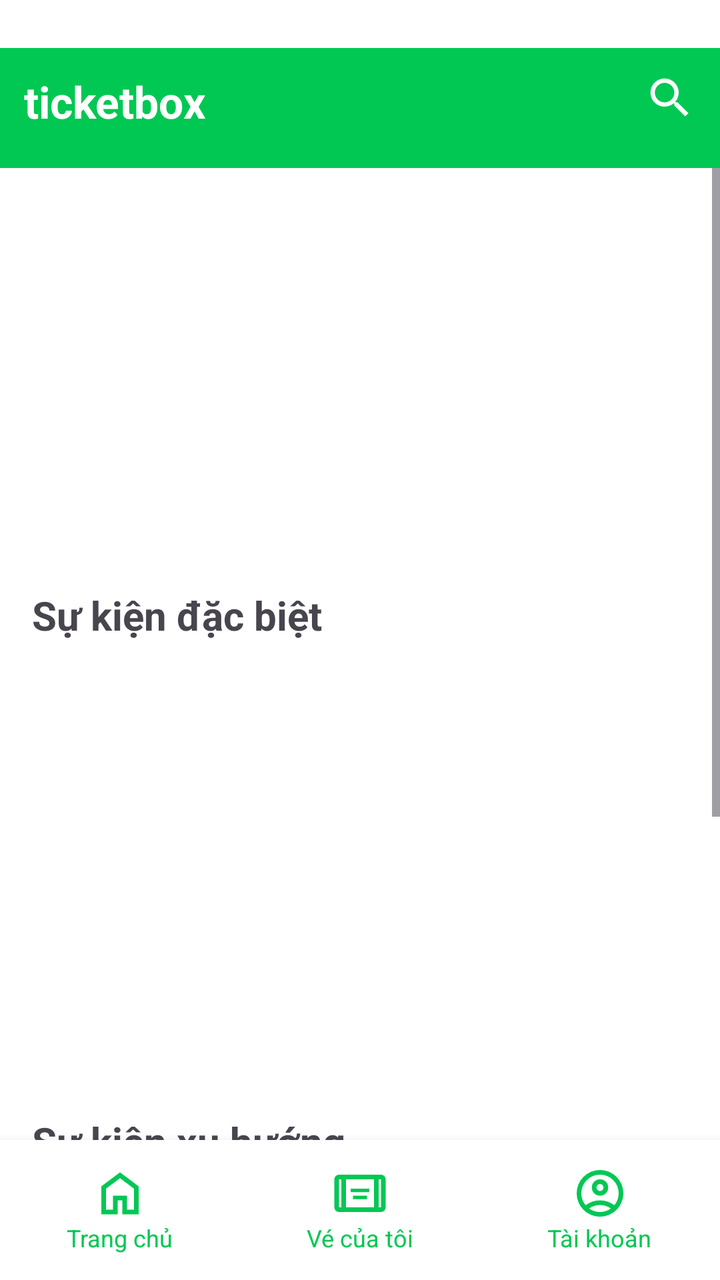
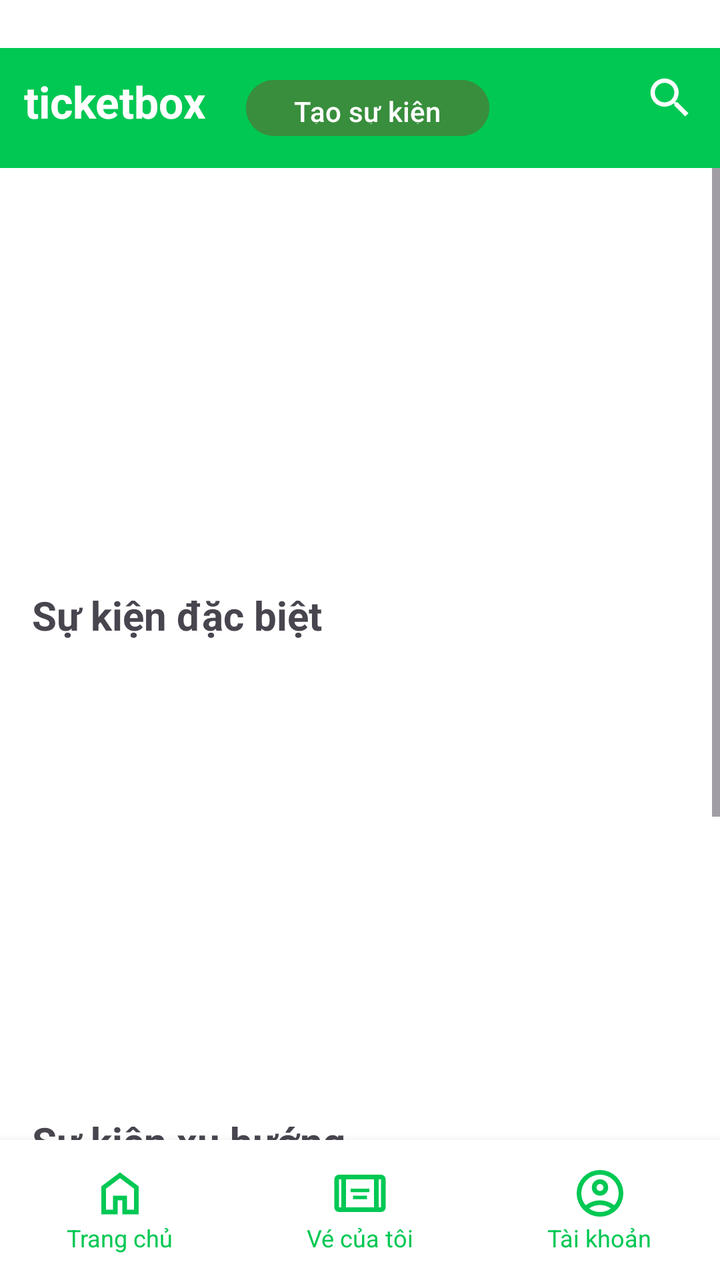

Screens rendered from an Android XML layout before and after an edit, with the pre-edit source and the edit as a unified diff.
<!-- AndroidManifest.xml: application theme Theme.MobileApp -->
<!-- res/layout/activity_main.xml -->
<?xml version="1.0" encoding="utf-8"?>
<LinearLayout xmlns:android="http://schemas.android.com/apk/res/android"
    xmlns:app="http://schemas.android.com/apk/res-auto"
    android:layout_width="match_parent"
    android:layout_height="match_parent"
    android:orientation="vertical"
    android:background="#FFFFFF">

    
    <RelativeLayout
        android:layout_width="match_parent"
        android:layout_height="60dp"
        android:layout_marginTop="24dp"
        android:padding="12dp"
        android:background="#00C853">

        <TextView
            android:id="@+id/tvLogo"
            android:layout_width="wrap_content"
            android:layout_height="wrap_content"
            android:text="ticketbox"
            android:textSize="22sp"
            android:textStyle="bold"
            android:textColor="#FFFFFF" />

        <ImageView
            android:id="@+id/btnSearch"
            android:layout_width="26dp"
            android:layout_height="26dp"
            android:layout_alignParentEnd="true"
            android:src="@drawable/baseline_search_24"
            app:tint="#FFFFFF" />
    </RelativeLayout>

    <ScrollView
        android:layout_width="match_parent"
        android:layout_height="0dp"
        android:layout_weight="1">

        <LinearLayout
            android:layout_width="match_parent"
            android:layout_height="wrap_content"
            android:orientation="vertical"
            android:padding="8dp">

            
            <androidx.viewpager2.widget.ViewPager2
                android:id="@+id/bannerViewPager"
                android:layout_width="match_parent"
                android:layout_height="180dp"
                android:clipToPadding="false"
                android:clipChildren="false"
                android:paddingLeft="20dp"
                android:paddingRight="20dp" />

            
            <LinearLayout
                android:id="@+id/dotLayout"
                android:layout_width="wrap_content"
                android:layout_height="wrap_content"
                android:layout_gravity="center"
                android:orientation="horizontal"
                android:layout_marginTop="6dp"></LinearLayout>

            
            <TextView
                android:layout_width="wrap_content"
                android:layout_height="wrap_content"
                android:text="Sự kiện đặc biệt"
                android:textSize="20sp"
                android:textStyle="bold"
                android:layout_marginTop="16dp"
                android:layout_marginStart="8dp"/>

            <androidx.recyclerview.widget.RecyclerView
                android:id="@+id/rvSpecialEvents"
                android:layout_width="match_parent"
                android:layout_height="220dp"
                android:orientation="horizontal"
                android:padding="4dp"/>

            
            <TextView
                android:layout_width="wrap_content"
                android:layout_height="wrap_content"
                android:text="Sự kiện xu hướng"
                android:textSize="20sp"
                android:textStyle="bold"
                android:layout_marginTop="16dp"
                android:layout_marginStart="8dp"/>

            <androidx.recyclerview.widget.RecyclerView
                android:id="@+id/rvTrendingEvents"
                android:layout_width="match_parent"
                android:layout_height="220dp"
                android:orientation="horizontal"
                android:padding="4dp"/>
        </LinearLayout>
    </ScrollView>

    
    <LinearLayout
        android:layout_width="match_parent"
        android:layout_height="70dp"
        android:orientation="horizontal"
        android:background="#FFFFFF"
        android:weightSum="3"
        android:elevation="8dp">

        <LinearLayout
            android:layout_width="0dp"
            android:layout_height="match_parent"
            android:layout_weight="1"
            android:orientation="vertical"
            android:gravity="center">

            <ImageView
                android:layout_width="28dp"
                android:layout_height="28dp"
                android:src="@drawable/outline_home_24"
                app:tint="#00C853" />

            <TextView
                android:layout_width="wrap_content"
                android:layout_height="wrap_content"
                android:text="Trang chủ"
                android:textSize="12sp"
                android:textColor="#00C853" />
        </LinearLayout>

        <LinearLayout
            android:id="@+id/btnMyTickets"
            android:layout_width="0dp"
            android:layout_height="match_parent"
            android:layout_weight="1"
            android:orientation="vertical"
            android:gravity="center">

            <ImageView
                android:layout_width="28dp"
                android:layout_height="28dp"
                app:tint="#00C853"
                android:src="@drawable/outline_aod_ticket_24" />


            <TextView
                android:layout_width="wrap_content"
                android:layout_height="wrap_content"
                android:text="Vé của tôi"
                android:textSize="12sp"
                android:textColor="#00C853"/>
        </LinearLayout>

        <LinearLayout
            android:layout_width="0dp"
            android:layout_height="match_parent"
            android:layout_weight="1"
            android:orientation="vertical"
            android:gravity="center">

            <ImageView
                android:id="@+id/imgProfile"
                android:layout_width="28dp"
                android:layout_height="28dp"
                app:tint="#00C853"
                android:src="@drawable/outline_account_circle_24" />

            <TextView
                android:layout_width="wrap_content"
                android:layout_height="wrap_content"
                android:text="Tài khoản"
                android:textSize="12sp"
                android:textColor="#00C853"/>
        </LinearLayout>
    </LinearLayout>

</LinearLayout>
<!-- resources referenced by this layout -->
<resources>
  <!-- drawable baseline_search_24 (drawable) -->
  <vector xmlns:android="http://schemas.android.com/apk/res/android" android:height="30dp" android:tint="#FFFFFF" android:viewportHeight="24" android:viewportWidth="24" android:width="30dp">
        
      <path android:fillColor="@android:color/white" android:pathData="M15.5,14h-0.79l-0.28,-0.27C15.41,12.59 16,11.11 16,9.5 16,5.91 13.09,3 9.5,3S3,5.91 3,9.5 5.91,16 9.5,16c1.61,0 3.09,-0.59 4.23,-1.57l0.27,0.28v0.79l5,4.99L20.49,19l-4.99,-5zM9.5,14C7.01,14 5,11.99 5,9.5S7.01,5 9.5,5 14,7.01 14,9.5 11.99,14 9.5,14z"/>
      
  </vector>
  <!-- drawable outline_account_circle_24 (drawable) -->
  <vector xmlns:android="http://schemas.android.com/apk/res/android" android:height="30dp" android:tint="#FFFFFF" android:viewportHeight="960" android:viewportWidth="960" android:width="30dp">
        
      <path android:fillColor="@android:color/white" android:pathData="M234,684Q285,645 348,622.5Q411,600 480,600Q549,600 612,622.5Q675,645 726,684Q761,643 780.5,591Q800,539 800,480Q800,347 706.5,253.5Q613,160 480,160Q347,160 253.5,253.5Q160,347 160,480Q160,539 179.5,591Q199,643 234,684ZM480,520Q421,520 380.5,479.5Q340,439 340,380Q340,321 380.5,280.5Q421,240 480,240Q539,240 579.5,280.5Q620,321 620,380Q620,439 579.5,479.5Q539,520 480,520ZM480,880Q397,880 324,848.5Q251,817 197,763Q143,709 111.5,636Q80,563 80,480Q80,397 111.5,324Q143,251 197,197Q251,143 324,111.5Q397,80 480,80Q563,80 636,111.5Q709,143 763,197Q817,251 848.5,324Q880,397 880,480Q880,563 848.5,636Q817,709 763,763Q709,817 636,848.5Q563,880 480,880ZM480,800Q533,800 580,784.5Q627,769 666,740Q627,711 580,695.5Q533,680 480,680Q427,680 380,695.5Q333,711 294,740Q333,769 380,784.5Q427,800 480,800ZM480,440Q506,440 523,423Q540,406 540,380Q540,354 523,337Q506,320 480,320Q454,320 437,337Q420,354 420,380Q420,406 437,423Q454,440 480,440ZM480,380Q480,380 480,380Q480,380 480,380Q480,380 480,380Q480,380 480,380Q480,380 480,380Q480,380 480,380Q480,380 480,380Q480,380 480,380ZM480,740Q480,740 480,740Q480,740 480,740Q480,740 480,740Q480,740 480,740Q480,740 480,740Q480,740 480,740Q480,740 480,740Q480,740 480,740Z"/>
      
  </vector>
  <!-- drawable outline_aod_ticket_24 (drawable) -->
  <vector xmlns:android="http://schemas.android.com/apk/res/android" android:height="30dp" android:tint="#FFFFFF" android:viewportHeight="960" android:viewportWidth="960" android:width="30dp">
        
      <path android:fillColor="@android:color/white" android:pathData="M320,460L320,400L640,400L640,460L320,460ZM360,580L360,520L600,520L600,580L360,580ZM120,800Q87,800 63.5,776.5Q40,753 40,720L40,240Q40,207 63.5,183.5Q87,160 120,160L840,160Q873,160 896.5,183.5Q920,207 920,240L920,720Q920,753 896.5,776.5Q873,800 840,800L120,800ZM160,240L120,240Q120,240 120,240Q120,240 120,240L120,720Q120,720 120,720Q120,720 120,720L160,720L160,240ZM240,720L720,720L720,240L240,240L240,720ZM800,240L800,720L840,720Q840,720 840,720Q840,720 840,720L840,240Q840,240 840,240Q840,240 840,240L800,240ZM800,240L840,240Q840,240 840,240Q840,240 840,240L840,240Q840,240 840,240Q840,240 840,240L800,240ZM160,240L160,240L120,240Q120,240 120,240Q120,240 120,240L120,240Q120,240 120,240Q120,240 120,240L160,240Z"/>
      
  </vector>
  <!-- drawable outline_home_24 (drawable) -->
  <vector xmlns:android="http://schemas.android.com/apk/res/android" android:height="30dp" android:tint="#FFFFFF" android:viewportHeight="960" android:viewportWidth="960" android:width="30dp">
        
      <path android:fillColor="@android:color/white" android:pathData="M240,760L360,760L360,520L600,520L600,760L720,760L720,400L480,220L240,400L240,760ZM160,840L160,360L480,120L800,360L800,840L520,840L520,600L440,600L440,840L160,840ZM480,490L480,490L480,490L480,490L480,490L480,490L480,490L480,490L480,490Z"/>
      
  </vector>
  <style name="Theme.MobileApp" parent="Base.Theme.MobileApp" />
  <style name="Base.Theme.MobileApp" parent="Theme.Material3.DayNight.NoActionBar">
          
          
      </style>
</resources>

<!-- the commit's change to res/layout/activity_main.xml (unified diff, before → after) -->
@@ -22,6 +22,17 @@
             android:textSize="22sp"
             android:textStyle="bold"
             android:textColor="#FFFFFF" />
+
+        <Button
+            android:id="@+id/btnCreateEvent"
+            android:layout_width="wrap_content"
+            android:layout_height="wrap_content"
+            android:text="Tạo sự kiện"
+            android:textColor="#FFFFFF"
+            android:backgroundTint="#388E3C"
+            android:layout_centerVertical="true"
+            android:layout_toEndOf="@id/tvLogo"
+            android:layout_marginStart="20dp"/>
 
         <ImageView
             android:id="@+id/btnSearch"
